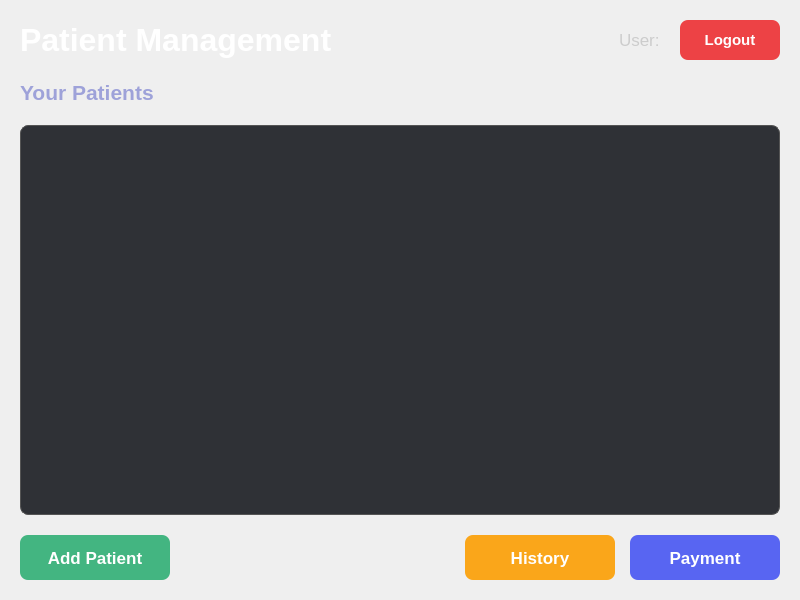
This is userInterface.ui in ShivahariRukesh/Pneumonia_Detection_System as Qt 5 draws it before an edit. The edited form follows.
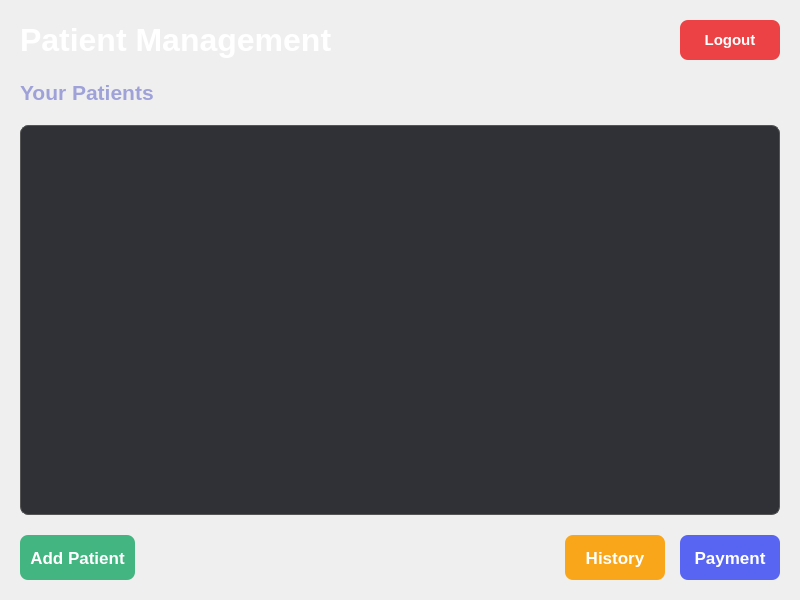
This is the edited form.

```diff
--- a/userInterface.ui
+++ b/userInterface.ui
@@ -133,7 +133,8 @@
         </property>
        </spacer>
       </item>
-      <item>
+
+      <!-- <item>
        <widget class="QLabel" name="usernameLabel">
         <property name="styleSheet">
          <string notr="true">color:#cccccc; font-size:13pt;</string>
@@ -142,7 +143,8 @@
          <string>User: </string>
         </property>
        </widget>
-      </item>
+      </item> -->
+
       <item>
        <widget class="QPushButton" name="logoutButton">
         <property name="minimumSize">
@@ -199,7 +201,7 @@
        <widget class="QPushButton" name="addButton">
         <property name="minimumSize">
          <size>
-          <width>150</width>
+          <width>100</width>
           <height>45</height>
          </size>
         </property>
@@ -225,7 +227,7 @@
        <widget class="QPushButton" name="historyButton">
         <property name="minimumSize">
          <size>
-          <width>150</width>
+          <width>100</width>
           <height>45</height>
          </size>
         </property>
@@ -238,7 +240,7 @@
        <widget class="QPushButton" name="paymentButton">
         <property name="minimumSize">
          <size>
-          <width>150</width>
+          <width>100</width>
           <height>45</height>
          </size>
         </property>
```
